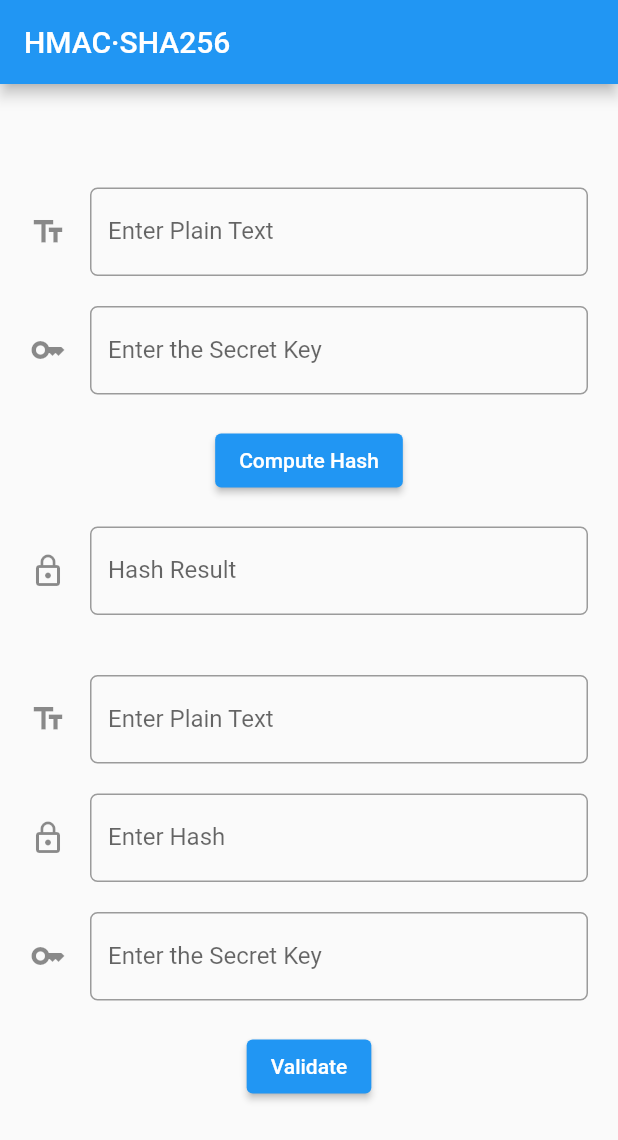
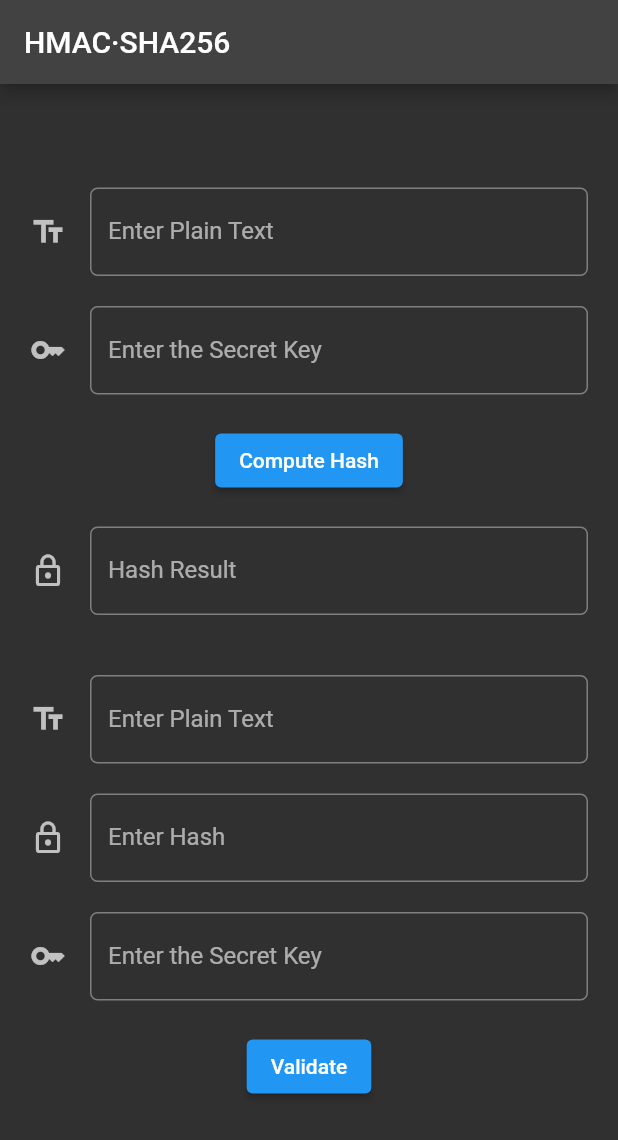
Before and after one commit to stonear/hmac_sha256, a Flutter app: the screen it shows after launch, on a phone screen of 412 x 824 dp. Shown: the top 1140 px of the screen. Run offline on Flutter 3.47's test engine with Material 2 defaults, Android fonts, the light colour scheme and no system bars.

Commit message:
style: dark theme

```diff
--- a/lib/main.dart
+++ b/lib/main.dart
@@ -14,7 +14,7 @@ class MyApp extends StatelessWidget {
   @override
   Widget build(BuildContext context) {
     return MaterialApp(
-      title: 'Flutter Demo',
+      title: 'HMAC·SHA256',
       theme: ThemeData(
         // This is the theme of your application.
         //
@@ -27,6 +27,11 @@ class MyApp extends StatelessWidget {
         // is not restarted.
         primarySwatch: Colors.blue,
       ),
+      darkTheme: ThemeData(
+        brightness: Brightness.dark,
+        /* dark theme settings */
+      ),
+      themeMode: ThemeMode.dark,
       home: const MyHomePage(title: 'HMAC·SHA256'),
     );
   }
```
Also changed, not shown: 1 other file.
